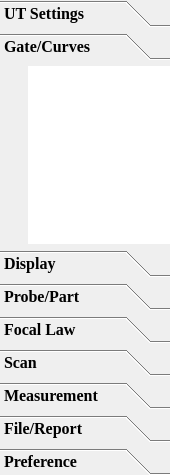
This is ui/menuwidget/firstsecondmenuwidget.ui in 15903016222/Voice as Qt 5 draws it before an edit. The edited form follows.
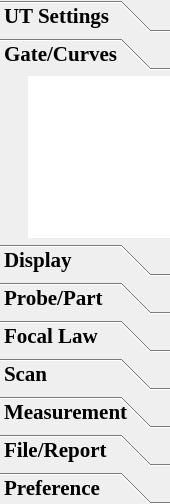
This is the edited form. The open tabs and pages were chosen to show the change. Icons and pictures are not drawn.

Commit message: 修改：主菜单字体大小，以及三级菜单参数显示的背景颜色；

```diff
--- a/ui/menuwidget/firstsecondmenuwidget.ui
+++ b/ui/menuwidget/firstsecondmenuwidget.ui
@@ -7,7 +7,7 @@
     <x>0</x>
     <y>0</y>
     <width>170</width>
-    <height>475</height>
+    <height>504</height>
    </rect>
   </property>
   <property name="windowTitle">
@@ -61,7 +61,7 @@
         <property name="font">
          <font>
           <family>Times New Roman</family>
-          <pointsize>12</pointsize>
+          <pointsize>16</pointsize>
           <weight>75</weight>
           <bold>true</bold>
          </font>
@@ -154,7 +154,7 @@
            <x>0</x>
            <y>0</y>
            <width>170</width>
-           <height>178</height>
+           <height>162</height>
           </rect>
          </property>
          <attribute name="label">
@@ -201,7 +201,7 @@
              <enum>QFrame::NoFrame</enum>
             </property>
             <property name="spacing">
-             <number>8</number>
+             <number>6</number>
             </property>
            </widget>
           </item>
```
Left out of the diff: 20 changed lines with no effect on the pictures. The commit also changes 2 other files.
